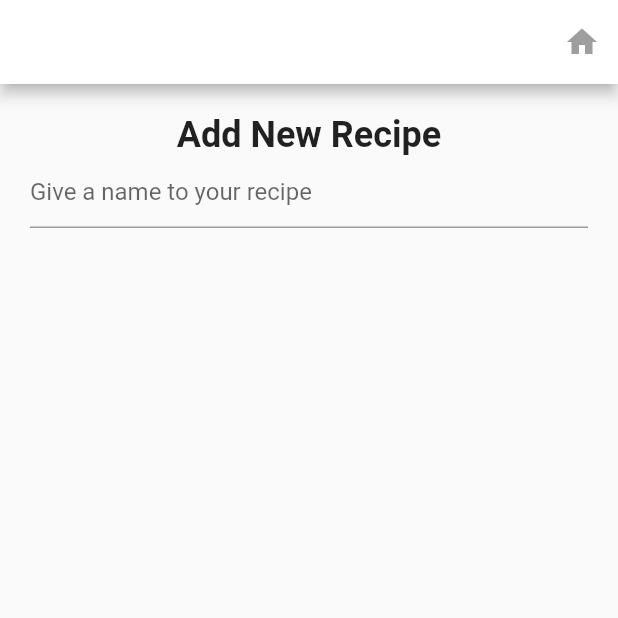
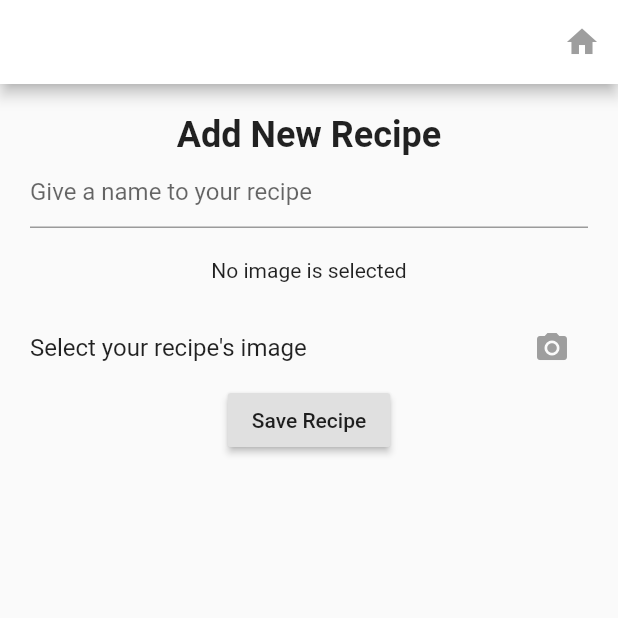
Before and after one commit to mt-tadayon/save_recipes, a Flutter app: the screen it shows after launch, after a tap on the "add circle" icon, on a phone screen of 412 x 824 dp, the top half of it. Run offline on Flutter 3.47's test engine with Material 2 defaults, Android fonts, the phone set to English and light mode, and no system bars; our stand-ins replace image_picker, sqflite; accounts and stored records are empty.

Commit message:
Complete the add_recipe_screen and add data to database, add image_picker to select an image from gallery

```diff
--- a/lib/add_recipe_screen/add_recipe_screen.dart
+++ b/lib/add_recipe_screen/add_recipe_screen.dart
@@ -1,5 +1,14 @@
+import 'dart:io';
+
 import 'package:flutter/material.dart';
+import 'package:image_picker/image_picker.dart';
+import 'package:saverecipes/models/recipe_model.dart';
 import 'package:saverecipes/recipe_app_bar.dart';
+
+RecipeModel currentRecipe = RecipeModel();
+final RecipeHelper _recipeHelper = RecipeHelper();
+final _controller = TextEditingController();
+File _image;
 
 class AddRecipeScreen extends StatefulWidget {
   @override
@@ -7,7 +16,15 @@ class AddRecipeScreen extends StatefulWidget {
 }
 
 class _AddRecipeScreenState extends State<AddRecipeScreen> {
-  TextEditingController _controller;
+
+  Future getImage() async {
+    var image = await ImagePicker.pickImage(source: ImageSource.gallery);
+    currentRecipe.photoUrl = image.path;
+
+    setState(() {
+      _image = image;
+    });
+  }
 
   @override
   Widget build(BuildContext context) {
@@ -31,7 +48,36 @@ class _AddRecipeScreenState extends State<AddRecipeScreen> {
                 hintText: 'Give a name to your recipe',
               ),
               controller: _controller,
-              onSubmitted: (value) {print(value);},
+            ),
+            Padding(
+              padding: const EdgeInsets.all(20.0),
+              child: Center(
+                child: _image == null
+                    ? Text('No image is selected')
+                    : Image.file(_image),
+              ),
+            ),
+            Row(
+              mainAxisAlignment: MainAxisAlignment.spaceBetween,
+              children: <Widget>[
+                Text(
+                  'Select your recipe\'s image',
+                  style: TextStyle(fontSize: 16.0),
+                ),
+                IconButton(
+                    color: Colors.grey,
+                    icon: Icon(Icons.camera_alt),
+                    onPressed: getImage,
+                ),
+              ],
+            ),
+            RaisedButton(
+              child: Text('Save Recipe'),
+              onPressed: () {
+                currentRecipe.recipeName = _controller.text;
+                _recipeHelper.insertRecipe(currentRecipe);
+                Navigator.pop(context);
+              },
             )
           ],
         ),
--- a/lib/home_screen/home_screen.dart
+++ b/lib/home_screen/home_screen.dart
@@ -44,7 +44,7 @@ class HomeScreen extends StatelessWidget {
               ],
             ),
             SizedBox(
-              height: 30.0,
+              height: 10.0,
             ),
             LastRecipeCard(),
             SizedBox(
--- a/pubspec.yaml
+++ b/pubspec.yaml
@@ -12,6 +12,7 @@ dependencies:
     sdk: flutter
   cupertino_icons: ^0.1.2
   sqflite: ^1.3.0
+  image_picker: ^0.6.4
 
 dev_dependencies:
   flutter_test:
```
Also changed, not shown: lib/models/recipe_model.dart (+11 -5 lines), pubspec.lock, 3 other files.
